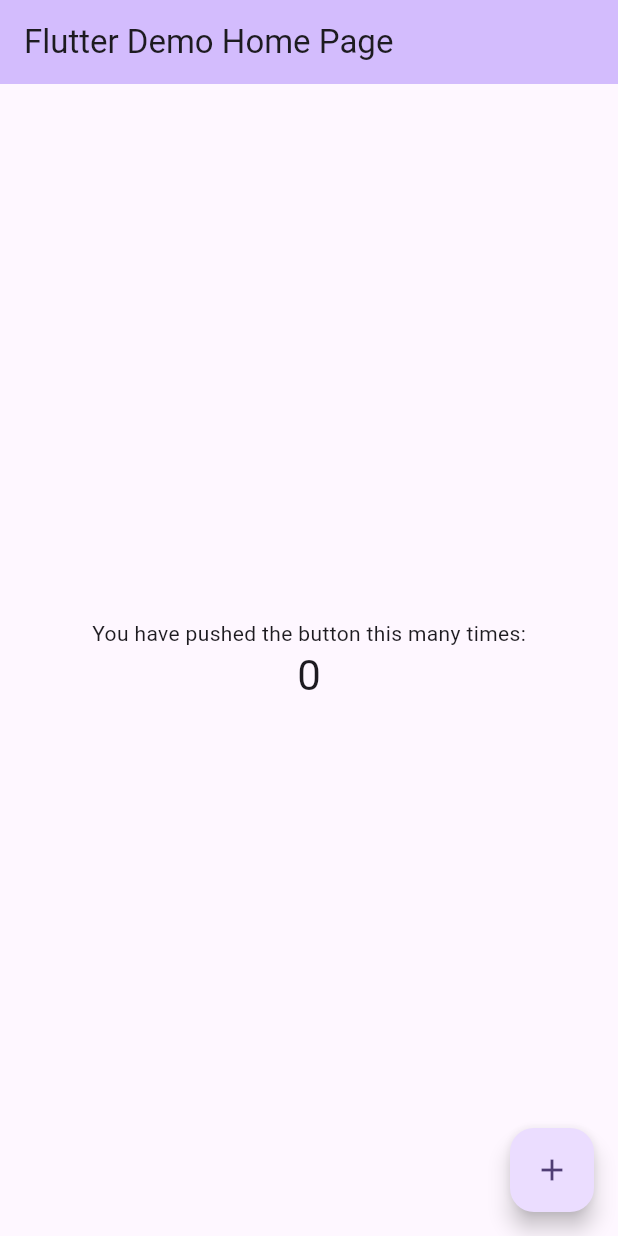
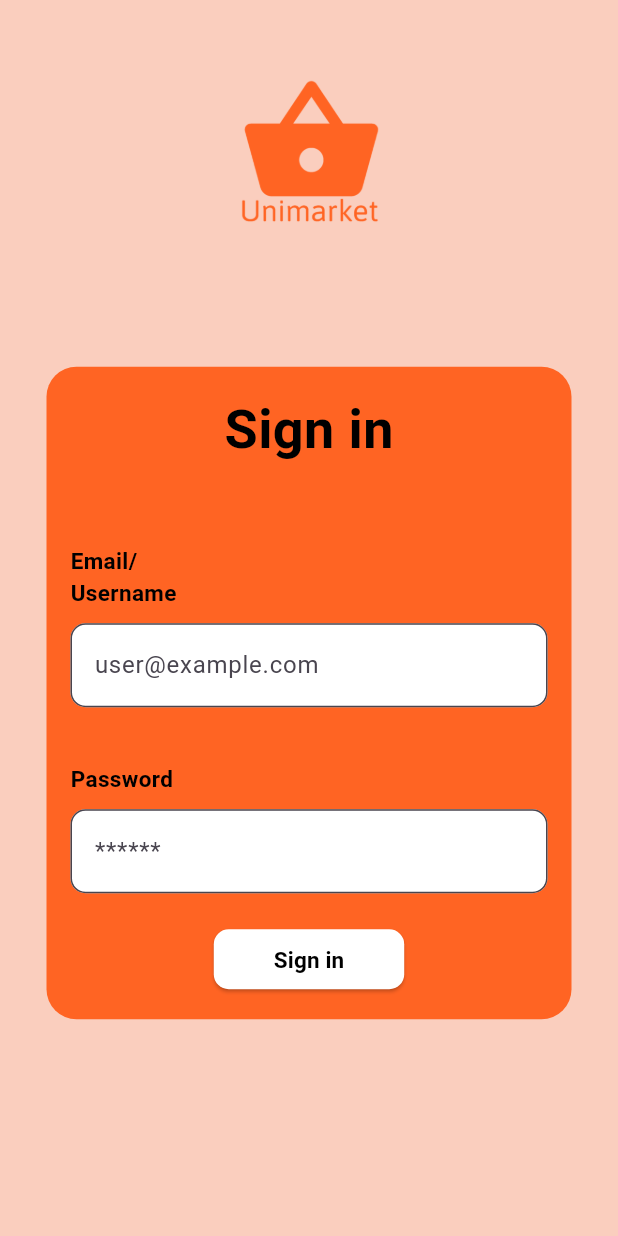
Before and after one commit to ISIS3510-202410-Team5/Flutter, a Flutter app: the screen it shows after launch, on a phone screen of 412 x 824 dp. Run offline on Flutter 3.47's test engine with Material 3 defaults, Android fonts, the phone set to English and light mode, and no system bars.

Commit message:
Vista Login tereminada (visual)

```diff
--- a/unimarket/lib/main.dart
+++ b/unimarket/lib/main.dart
@@ -1,4 +1,6 @@
 import 'package:flutter/material.dart';
+import 'package:unimarket/vistas/vista_home.dart';
+import 'package:unimarket/vistas/vista_login.dart';
 
 void main() {
   runApp(const MyApp());
@@ -11,115 +13,13 @@
   @override
   Widget build(BuildContext context) {
     return MaterialApp(
-      title: 'Flutter Demo',
-      theme: ThemeData(
-        // This is the theme of your application.
-        //
-        // TRY THIS: Try running your application with "flutter run". You'll see
-        // the application has a purple toolbar. Then, without quitting the app,
-        // try changing the seedColor in the colorScheme below to Colors.green
-        // and then invoke "hot reload" (save your changes or press the "hot
-        // reload" button in a Flutter-supported IDE, or press "r" if you used
-        // the command line to start the app).
-        //
-        // Notice that the counter didn't reset back to zero; the application
-        // state is not lost during the reload. To reset the state, use hot
-        // restart instead.
-        //
-        // This works for code too, not just values: Most code changes can be
-        // tested with just a hot reload.
-        colorScheme: ColorScheme.fromSeed(seedColor: Colors.deepPurple),
-        useMaterial3: true,
-      ),
-      home: const MyHomePage(title: 'Flutter Demo Home Page'),
+      title: 'UniMarket',
+      theme: ThemeData(),
+      home: const VistaLogin(),
+      routes: {
+        'VistaHome': (context) => const VistaHome(),
+        'VistaLogin': (context) => const VistaLogin(),
+      },
     );
   }
 }
-
-class MyHomePage extends StatefulWidget {
-  const MyHomePage({super.key, required this.title});
-
-  // This widget is the home page of your application. It is stateful, meaning
-  // that it has a State object (defined below) that contains fields that affect
-  // how it looks.
-
-  // This class is the configuration for the state. It holds the values (in this
-  // case the title) provided by the parent (in this case the App widget) and
-  // used by the build method of the State. Fields in a Widget subclass are
-  // always marked "final".
-
-  final String title;
-
-  @override
-  State<MyHomePage> createState() => _MyHomePageState();
-}
-
-class _MyHomePageState extends State<MyHomePage> {
-  int _counter = 0;
-
-  void _incrementCounter() {
-    setState(() {
-      // This call to setState tells the Flutter framework that something has
-      // changed in this State, which causes it to rerun the build method below
-      // so that the display can reflect the updated values. If we changed
-      // _counter without calling setState(), then the build method would not be
-      // called again, and so nothing would appear to happen.
-      _counter++;
-    });
-  }
-
-  @override
-  Widget build(BuildContext context) {
-    // This method is rerun every time setState is called, for instance as done
-    // by the _incrementCounter method above.
-    //
-    // The Flutter framework has been optimized to make rerunning build methods
-    // fast, so that you can just rebuild anything that needs updating rather
-    // than having to individually change instances of widgets.
-    return Scaffold(
-      appBar: AppBar(
-        // TRY THIS: Try changing the color here to a specific color (to
-        // Colors.amber, perhaps?) and trigger a hot reload to see the AppBar
-        // change color while the other colors stay the same.
-        backgroundColor: Theme.of(context).colorScheme.inversePrimary,
-        // Here we take the value from the MyHomePage object that was created by
-        // the App.build method, and use it to set our appbar title.
-        title: Text(widget.title),
-      ),
-      body: Center(
-        // Center is a layout widget. It takes a single child and positions it
-        // in the middle of the parent.
-        child: Column(
-          // Column is also a layout widget. It takes a list of children and
-          // arranges them vertically. By default, it sizes itself to fit its
-          // children horizontally, and tries to be as tall as its parent.
-          //
-          // Column has various properties to control how it sizes itself and
-          // how it positions its children. Here we use mainAxisAlignment to
-          // center the children vertically; the main axis here is the vertical
-          // axis because Columns are vertical (the cross axis would be
-          // horizontal).
-          //
-          // TRY THIS: Invoke "debug painting" (choose the "Toggle Debug Paint"
-          // action in the IDE, or press "p" in the console), to see the
-          // wireframe for each widget.
-          mainAxisAlignment: MainAxisAlignment.center,
-          children: <Widget>[
-            const Text(
-              'You have pushed the button this many times:',
-            ),
-            Text(
-              '$_counter',
-              style: Theme.of(context).textTheme.headlineMedium,
-            ),
-          ],
-        ),
-      ),
-      floatingActionButton: FloatingActionButton(
-        onPressed: _incrementCounter,
-        tooltip: 'Increment',
-        child: const Icon(Icons.add),
-      ), // This trailing comma makes auto-formatting nicer for build methods.
-    );
-  }
-}
--- /dev/null
+++ b/unimarket/lib/vistas/vista_home.dart
@@ -0,0 +1,9 @@
+import 'package:flutter/material.dart';
+
+class VistaHome extends StatelessWidget {
+  const VistaHome({super.key});
+
+  Widget build(BuildContext context) {
+    return Scaffold();
+  }
+}
--- /dev/null
+++ b/unimarket/lib/vistas/vista_login.dart
@@ -0,0 +1,119 @@
+import 'package:flutter/material.dart';
+
+class VistaLogin extends StatelessWidget {
+  const VistaLogin({super.key});
+
+  Widget _buildTextField(String labelText, String hintText,
+      {bool obscureText = false}) {
+    return Column(
+      crossAxisAlignment: CrossAxisAlignment.start,
+      children: <Widget>[
+        Container(
+          margin: const EdgeInsets.only(
+              right: 230, top: 17), // Adjust margin as needed
+          child: Text(
+            labelText,
+            textAlign: TextAlign.left,
+            style: TextStyle(
+              fontSize: 15,
+              fontWeight: FontWeight.bold,
+              color: Colors.black,
+            ),
+          ),
+        ),
+        const SizedBox(height: 10.0),
+        TextField(
+          obscureText: obscureText,
+          decoration: InputDecoration(
+            filled: true,
+            fillColor: Colors.white,
+            hintText: hintText,
+            border: OutlineInputBorder(
+              borderRadius: BorderRadius.circular(10.0),
+            ),
+          ),
+        ),
+      ],
+    );
+  }
+
+  @override
+  Widget build(BuildContext context) {
+    return Scaffold(
+      backgroundColor: const Color.fromARGB(255, 250, 206, 190),
+      body: Column(
+        children: [
+          Container(
+            height: 200, // Adjust the height as needed
+            color: const Color.fromARGB(
+                255, 250, 206, 190), // Example color, change as needed
+            child: Center(
+              child: Image(
+                image: AssetImage("assets/imagenes/logo.png"),
+                height: 100,
+                width: 100,
+              ),
+            ),
+          ),
+          Expanded(
+            child: Center(
+              child: Container(
+                width: 350,
+                margin: const EdgeInsets.only(bottom: 100),
+                decoration: BoxDecoration(
+                  borderRadius: BorderRadius.circular(20),
+                  color: const Color.fromARGB(255, 255, 100, 35),
+                ),
+                child: SingleChildScrollView(
+                  child: Padding(
+                    padding: const EdgeInsets.all(16.0),
+                    child: Column(
+                      mainAxisSize: MainAxisSize.max,
+                      children: <Widget>[
+                        const Padding(
+                          padding: EdgeInsets.only(bottom: 35),
+                          child: Text(
+                            'Sign in',
+                            style: TextStyle(
+                              fontSize: 36.0,
+                              fontWeight: FontWeight.bold,
+                              color: Colors.black,
+                            ),
+                          ),
+                        ),
+                        _buildTextField('Email/Username', 'user@example.com'),
+                        const SizedBox(height: 20.0),
+                        _buildTextField('Password', '******',
+                            obscureText: true),
+                        const SizedBox(height: 20.0),
+                        ElevatedButton(
+                          onPressed: () {},
+                          style: ElevatedButton.styleFrom(
+                            backgroundColor: Colors.white,
+                            padding:
+                                const EdgeInsets.symmetric(horizontal: 40.0),
+                            shape: RoundedRectangleBorder(
+                              borderRadius: BorderRadius.circular(10.0),
+                            ),
+                          ),
+                          child: const Text(
+                            'Sign in',
+                            style: TextStyle(
+                              fontSize: 15,
+                              fontWeight: FontWeight.bold,
+                              color: Colors.black,
+                            ),
+                          ),
+                        ),
+                      ],
+                    ),
+                  ),
+                ),
+              ),
+            ),
+          ),
+        ],
+      ),
+    );
+  }
+}
--- a/unimarket/pubspec.yaml
+++ b/unimarket/pubspec.yaml
@@ -59,8 +59,8 @@ flutter:
   uses-material-design: true
 
   # To add assets to your application, add an assets section, like this:
-  # assets:
-  #   - images/a_dot_burr.jpeg
+  assets:
+    - assets/imagenes/
   #   - images/a_dot_ham.jpeg
 
   # An image asset can refer to one or more resolution-specific "variants", see
```
Also changed, not shown: unimarket/assets/imagenes/logo.png (added).
